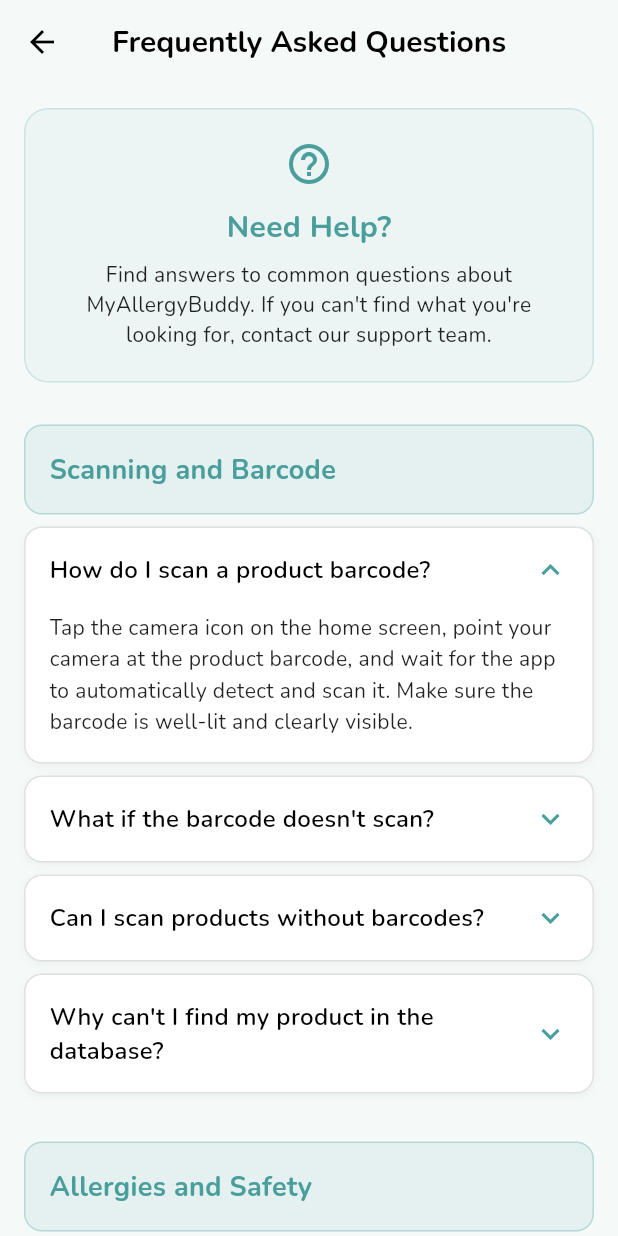
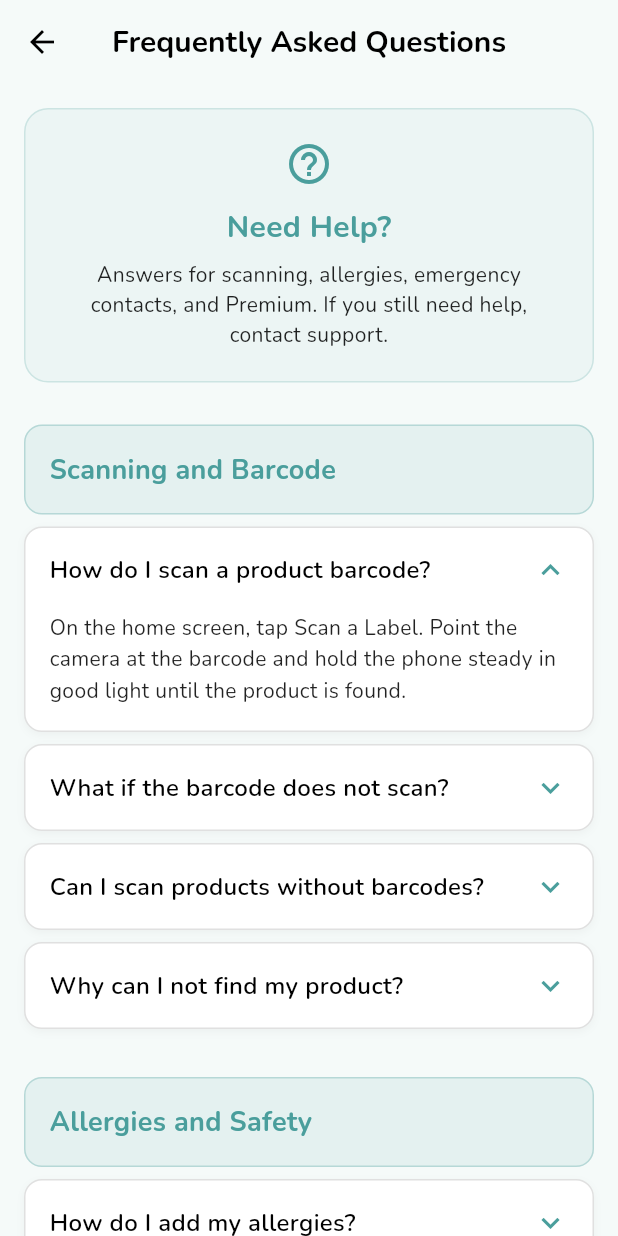
Before and after one commit to myallergybuddy/my-allergy-buddy, a Flutter app: the FAQScreen screen opened directly, after a tap on "How do I scan a product barcode?", on a phone screen of 412 x 824 dp. Run offline on Flutter 3.47's test engine with Material 3 defaults, Android fonts, the phone set to English and light mode, and no system bars; our stand-ins replace firebase_analytics, firebase_core, firebase_crashlytics, firebase_messaging, flutter_local_notifications, flutter_lucide and 7 more; missing offline and left inert: encrypt, flutter_email_sender, google_mlkit_text_recognition, mobile_scanner, purchases_flutter; accounts and stored records are empty.

Commit message:
Align emergency SMS, FAQ, and subscription copy with what the app actually does.
Co-authored-by: Cursor <cursoragent@cursor.com>

```diff
--- a/lib/emergency_contacts_screen.dart
+++ b/lib/emergency_contacts_screen.dart
@@ -349,7 +349,7 @@ class _EmergencyContactsScreenState extends State<EmergencyContactsScreen> {
     }
   }
 
-  Future<void> _shareLocationWithContact(String contactName) async {
+  Future<void> _shareLocationWithContact(String _) async {
     // Check if location sharing is enabled
     final prefs = await SharedPreferences.getInstance();
     final locationEnabled = prefs.getBool('location_enabled') ?? false;
@@ -373,11 +373,9 @@ class _EmergencyContactsScreenState extends State<EmergencyContactsScreen> {
         return;
       }
 
-      // Get current location and share via SMS
+      // A phone call does not include location. SMS sharing is a separate action.
       final position = await LocationService.getCurrentLocation();
-      if (position != null) {
-        _showSuccessSnackBar('Location shared with $contactName');
-      } else {
+      if (position == null) {
         _showErrorSnackBar('Could not get current location');
       }
     }
@@ -595,7 +593,7 @@ class _EmergencyContactsScreenState extends State<EmergencyContactsScreen> {
 
       final Uri phoneUri = Uri(scheme: 'tel', path: emergencyNumber);
       if (await launchUrl(phoneUri)) {
-        _showSuccessSnackBar('Calling emergency services with location...');
+        _showSuccessSnackBar('Opening the phone app to call 000.');
         // Share location with emergency services
         await _shareLocationWithEmergencyServices();
       } else {
@@ -628,7 +626,7 @@ class _EmergencyContactsScreenState extends State<EmergencyContactsScreen> {
       bool success = await LocationService.shareLocationWithEmergencyServices();
 
       if (success) {
-        _showSuccessSnackBar('Location shared with emergency services');
+        _showSuccessSnackBar('Phone app opened to call 000. Your location is not sent automatically.');
         // Also notify emergency contacts
         await _notifyEmergencyContacts();
       } else {
@@ -644,9 +642,9 @@ class _EmergencyContactsScreenState extends State<EmergencyContactsScreen> {
       try {
         bool success = await LocationService.notifyEmergencyContacts();
         if (success) {
-          _showSuccessSnackBar('Emergency contacts notified with your location');
+          _showSuccessSnackBar('SMS opened for your emergency contacts. Tap Send in each message.');
         } else {
-          _showErrorSnackBar('Failed to notify some emergency contacts');
+          _showErrorSnackBar('Could not open SMS for some contacts');
         }
       } catch (e) {
         _showErrorSnackBar('Error notifying emergency contacts');
--- a/lib/faq_screen.dart
+++ b/lib/faq_screen.dart
@@ -13,7 +13,7 @@ class _FAQScreenState extends State<FAQScreen> {
   static const Color _primaryColor = Color(0xFF4A9E9C);
 
   // Track which FAQ items are expanded
-  final Set<int> _expandedItems = {};
+  final Set<String> _expandedItems = {};
 
   // FAQ data
   final List<Map<String, dynamic>> _faqItems = [
@@ -23,19 +23,19 @@ class _FAQScreenState extends State<FAQScreen> {
       'questions': [
         {
           'question': 'How do I scan a product barcode?',
-          'answer': 'Tap the camera icon on the home screen, point your camera at the product barcode, and wait for the app to automatically detect and scan it. Make sure the barcode is well-lit and clearly visible.',
+          'answer': 'On the home screen, tap Scan a Label. Point the camera at the barcode and hold the phone steady in good light until the product is found.',
         },
         {
-          'question': 'What if the barcode doesn\'t scan?',
-          'answer': 'Try cleaning the barcode, ensuring good lighting, and holding your device steady. If it still doesn\'t work, you can manually search for the product or add it to our database.',
+          'question': 'What if the barcode does not scan?',
+          'answer': 'Wipe the barcode, improve the light, and hold the phone steady. If it still does not scan, tap Report this product after the attempt, or go to Settings, then Support, then Report a missing product.',
         },
         {
           'question': 'Can I scan products without barcodes?',
-          'answer': 'Yes! You can use the camera to take a photo of the product label and our AI will analyze the ingredients text to identify potential allergens.',
+          'answer': 'Yes. On the scan screen, tap Photo Scan and take a photo of the ingredient label, or choose one from your gallery. The text is read on your phone.',
         },
         {
-          'question': 'Why can\'t I find my product in the database?',
-          'answer': 'Our database is constantly growing. If a product is missing, go to Settings → Support → Report a missing product, or tap Report this product after a scan. You can email photos of the front, ingredients, and barcode so we can add it to our secure catalog.',
+          'question': 'Why can I not find my product?',
+          'answer': 'Not every product is in the lookup yet. Go to Settings, then Support, then Report a missing product, or tap Report this product after a scan. You can email photos of the front, the ingredients, and the barcode so it can be added.',
         },
       ],
     },
@@ -44,20 +44,16 @@ class _FAQScreenState extends State<FAQScreen> {
       'category': 'Allergies and Safety',
       'questions': [
         {
-          'question': 'How do I add my allergies to the app?',
-          'answer': 'Go to Settings > My Allergies, then select all the allergens you need to avoid.',
+          'question': 'How do I add my allergies?',
+          'answer': 'On the home screen, tap My Allergies and select the allergens you need to avoid.',
         },
         {
-          'question': 'What should I do if I have a severe allergic reaction?',
-          'answer': 'If you are having a severe allergic reaction you must use your epipen and call emergency services (000) Australia by hitting the emergency button in this app. All emergency contacts will be notified of your emergency and location (if location settings has been implemented).',
+          'question': 'What should I do in a severe allergic reaction?',
+          'answer': 'Use your prescribed adrenaline injector if you have one, and call 000. In the app, open Emergency Contacts to call emergency services. Texting a contact opens your SMS app so you can send the message yourself. The app does not call 000 or send texts on its own.',
         },
         {
-          'question': 'How accurate is the allergen detection?',
-          'answer': 'We use multiple databases and AI technology to provide the most accurate information possible. However, always double-check product labels and consult with healthcare professionals for serious allergies.',
-        },
-        {
-          'question': 'Can I trust the app\'s allergy warnings?',
-          'answer': 'While we strive for accuracy, always verify with product labels and consult healthcare professionals. The app is a helpful tool but not a replacement for careful label reading.',
+          'question': 'How accurate is allergen detection?',
+          'answer': 'Results come from product databases and from text read on the label. Always read the packet yourself and follow your doctor\'s advice. The app is a guide, not a medical device.',
         },
       ],
     },
@@ -67,15 +63,15 @@ class _FAQScreenState extends State<FAQScreen> {
       'questions': [
         {
           'question': 'How do I upgrade to Premium?',
-          'answer': 'Tap the "Upgrade to Premium" button on the home screen or go to Settings > Premium. Choose from our available subscription plans.',
+          'answer': 'Tap Upgrade to Premium on the home screen, or open Settings and tap Upgrade, then choose a plan.',
         },
         {
-          'question': 'What features are included in Premium?',
-          'answer': 'Premium includes: 10 emergency contacts, advanced allergen database, priority customer support, scan history, and advanced analytics.',
+          'question': 'What is included in Premium?',
+          'answer': 'Premium includes up to 10 emergency contacts, the advanced allergen database, scan history, and priority support. The free plan includes 2 emergency contacts.',
         },
         {
           'question': 'Can I use the app offline?',
-          'answer': 'Basic scanning and your saved allergy information work offline. However, product database updates and new product lookups require an internet connection.',
+          'answer': 'Your saved allergies stay on the phone and can be viewed offline. Looking up a new barcode needs an internet connection. Photo Scan reads label text on the phone.',
         },
       ],
     },
@@ -85,11 +81,11 @@ class _FAQScreenState extends State<FAQScreen> {
       'questions': [
         {
           'question': 'How do I add emergency contacts?',
-          'answer': 'Go to the Emergency Contacts section from the home screen. Tap the "+" button to add contacts with their name, phone number, and relationship to you.',
+          'answer': 'On the home screen, tap Emergency Contacts, then tap + and enter a name, phone number, and relationship.',
         },
         {
           'question': 'How many emergency contacts can I have?',
-          'answer': 'Free users can have 2 emergency contacts. Premium users can have up to 10 emergency contacts. Emergency service calls and emergency text messages are unlimited on every plan.',
+          'answer': 'The free plan includes 2 emergency contacts. Premium includes up to 10. Calling 000 and opening an SMS are available on every plan. You still confirm each text in your SMS app.',
         },
       ],
     },
@@ -98,27 +94,27 @@ class _FAQScreenState extends State<FAQScreen> {
       'category': 'Premium and Billing',
       'questions': [
         {
-          'question': 'How do I cancel my Premium subscription?',
-          'answer': 'You can cancel through your device\'s app store settings (Google Play Store or Apple App Store) or contact our support team.',
+          'question': 'How do I cancel Premium?',
+          'answer': 'Open the Google Play Store, then Payments and subscriptions, then Subscriptions, and cancel My Allergy Buddy. The plan renews until you cancel it there.',
         },
         {
-          'question': 'How do I restore my Premium purchase?',
-          'answer': 'Go to Settings > Premium and tap "Restore Purchases". Make sure you\'re signed in with the same account used for the original purchase.',
+          'question': 'How do I restore a purchase?',
+          'answer': 'Open Upgrade to Premium and tap Restore Purchases. Use the same Google account you used to subscribe.',
         },
         {
-          'question': 'What payment methods are accepted?',
-          'answer': 'We accept all major credit cards, PayPal, and payment methods supported by Google Play Store and Apple App Store.',
+          'question': 'How do I pay?',
+          'answer': 'Payment is handled by Google Play. The methods available are the ones already set up on that Google account.',
         },
       ],
     },
   ];
 
-  void _toggleExpansion(int index) {
+  void _toggleExpansion(String id) {
     setState(() {
-      if (_expandedItems.contains(index)) {
-        _expandedItems.remove(index);
+      if (_expandedItems.contains(id)) {
+        _expandedItems.remove(id);
       } else {
-        _expandedItems.add(index);
+        _expandedItems.add(id);
       }
     });
   }
@@ -154,7 +150,7 @@ class _FAQScreenState extends State<FAQScreen> {
           category['questions'].length,
           (questionIndex) => _buildFAQItem(
             category['questions'][questionIndex],
-            questionIndex,
+            '${category['category']}-$questionIndex',
           ),
         ),
         const SizedBox(height: 16),
@@ -162,8 +158,8 @@ class _FAQScreenState extends State<FAQScreen> {
     );
   }
 
-  Widget _buildFAQItem(Map<String, dynamic> item, int index) {
-    final isExpanded = _expandedItems.contains(index);
+  Widget _buildFAQItem(Map<String, dynamic> item, String id) {
+    final isExpanded = _expandedItems.contains(id);
 
     return Container(
       margin: const EdgeInsets.only(bottom: 8),
@@ -186,7 +182,7 @@ class _FAQScreenState extends State<FAQScreen> {
         children: [
           // Question header
           InkWell(
-            onTap: () => _toggleExpansion(index),
+            onTap: () => _toggleExpansion(id),
             borderRadius: BorderRadius.circular(12),
             child: Padding(
               padding: const EdgeInsets.all(16),
@@ -292,7 +288,7 @@ class _FAQScreenState extends State<FAQScreen> {
                   ),
                   const SizedBox(height: 8),
                   Text(
-                    'Find answers to common questions about MyAllergyBuddy. If you can\'t find what you\'re looking for, contact our support team.',
+                    'Answers for scanning, allergies, emergency contacts, and Premium. If you still need help, contact support.',
                     style: GoogleFonts.nunito(
                       fontSize: 14,
                       color: Colors.black87,
--- a/lib/privacy_policy_screen.dart
+++ b/lib/privacy_policy_screen.dart
@@ -320,9 +320,9 @@ class _PrivacyPolicyScreenState extends State<PrivacyPolicyScreen> {
               _subSection('a. Emergency SMS'),
               _sectionBody('If you activate emergency messaging:'),
               _bulletList([
-                'SMS messages may be sent to your selected emergency contacts',
-                'Messages may include your location link (if permission is granted)',
-                'Messages are only sent when you explicitly initiate the action',
+                'Texting a contact opens your SMS app with a message ready to send',
+                'You tap Send. The app does not send the text itself',
+                'The draft can include a location link if you have allowed location',
                 'There is no in-app limit on the number of emergency SMS messages you may send',
                 'Your mobile carrier’s standard SMS charges may still apply',
               ]),
--- a/lib/services/location_service.dart
+++ b/lib/services/location_service.dart
@@ -151,7 +151,9 @@ class LocationService {
       }
 
       String locationText = generateLocationText(position.latitude, position.longitude);
-      String message = 'EMERGENCY: $contactName, I need help! $locationText';
+      String message =
+          'EMERGENCY: I need help. I may be having an allergic reaction. '
+          'Please call 000. $locationText';
 
       // Create SMS URL
       final Uri smsUri = Uri(
--- a/lib/services/notification_service.dart
+++ b/lib/services/notification_service.dart
@@ -479,7 +479,7 @@ class NotificationService {
     // Show emergency system notification
     await _showEmergencySystemNotification(
       title: '🚨 EMERGENCY ALERT',
-      body: 'Anaphylactic reaction detected! Emergency contacts notified.',
+      body: 'SMS app opened so you can text emergency contacts. Call 000 yourself.',
       payload: jsonEncode({
         'type': 'emergency',
         'action': 'anaphylactic_reaction',
@@ -513,7 +513,7 @@ class NotificationService {
                 ),
                 const SizedBox(height: 12),
                 const Text(
-                  '🚨 AUTOMATIC ACTIONS TAKEN:',
+                  'What you still need to do:',
                   style: TextStyle(
                     fontWeight: FontWeight.bold,
                     color: Colors.red,
@@ -521,16 +521,16 @@ class NotificationService {
                 ),
                 const SizedBox(height: 8),
                 const Text(
-                  '• Emergency services notified\n'
-                  '• All emergency contacts messaged\n'
-                  '• Location shared with contacts\n'
-                  '• Emergency screen activated',
+                  '• Call 000 yourself\n'
+                  '• Your SMS app opens for each emergency contact\n'
+                  '• Tap Send in each message\n'
+                  '• This app does not send the text for you',
                   style: TextStyle(fontSize: 14),
                 ),
                 const SizedBox(height: 12),
                 Text(
-                  'Message sent to contacts:\n'
-                  '"I am having an anaphylactic reaction. Emergency services has been notified. This is my current location."',
+                  'Message ready to send:\n'
+                  '"EMERGENCY: I need help. I may be having an allergic reaction. Please call 000. My location: …"',
                   style: TextStyle(
                     fontSize: 12,
                     fontStyle: FontStyle.italic,
@@ -710,9 +710,9 @@ class NotificationService {
       final latitude = location['latitude']!;
       final longitude = location['longitude']!;
 
-      final message = 'EMERGENCY: I am having an anaphylactic reaction. '
-          'Emergency services has been notified. '
-          'This is my current location: https://maps.google.com/?q=$latitude,$longitude';
+      final message = 'EMERGENCY: I need help. I may be having an allergic reaction. '
+          'Please call 000. '
+          'My location: https://maps.google.com/?q=$latitude,$longitude';
 
       final Uri smsUri = Uri(
         scheme: 'sms',
@@ -722,7 +722,7 @@ class NotificationService {
 
       final success = await launchUrl(smsUri);
       if (success) {
-        debugPrint('Emergency SMS sent to $contactName');
+        debugPrint('Emergency SMS composer opened for $contactName');
 
         // Track SMS delivery
         await _trackSmsDelivery(contactName, phoneNumber, message);
--- a/lib/terms_screen.dart
+++ b/lib/terms_screen.dart
@@ -221,14 +221,14 @@ class TermsScreenState extends State<TermsScreen> {
               _bulletList([
                 'Location is requested as “While using the app” only',
                 'Location is only used when you explicitly activate emergency features',
-                'Location may be shared only with your chosen contacts via SMS or messaging tools',
+                'A location link can be included in a message you send from your SMS app',
                 'Location services can be disabled at any time',
               ]),
               _sectionBody('We do not request Always / background location, and we do not continuously track or store your location.'),
               _subSection('5.3 SMS and Messaging'),
               _bulletList([
-                'SMS messages are sent only when you choose to initiate them',
-                'Messages may include your location link if enabled',
+                'Texting a contact opens your SMS app with a message ready to send',
+                'You tap Send. The app does not send the text itself',
                 'There is no in-app limit on emergency SMS messages',
                 'Delivery depends on carrier, device, and network availability',
                 'Standard SMS charges may apply',
--- a/lib/user_guide_screen.dart
+++ b/lib/user_guide_screen.dart
@@ -53,7 +53,7 @@ class UserGuideScreen extends StatelessWidget {
       number: 5,
       title: 'Add emergency contacts',
       description:
-          'Tap Emergency Contacts on the home screen to save people who should be notified in an emergency. Keep this list up to date.',
+          'Tap Emergency Contacts on the home screen to save people you can call or text in an emergency. Texting opens your SMS app so you can tap Send. Keep this list up to date.',
       icon: Icons.emergency,
       color: Colors.red,
       destination: _GuideDestination.emergencyContacts,
```
Also changed, not shown: lib/widgets/premium_upgrade_widget.dart (+21 -18 lines), 4 other files.
